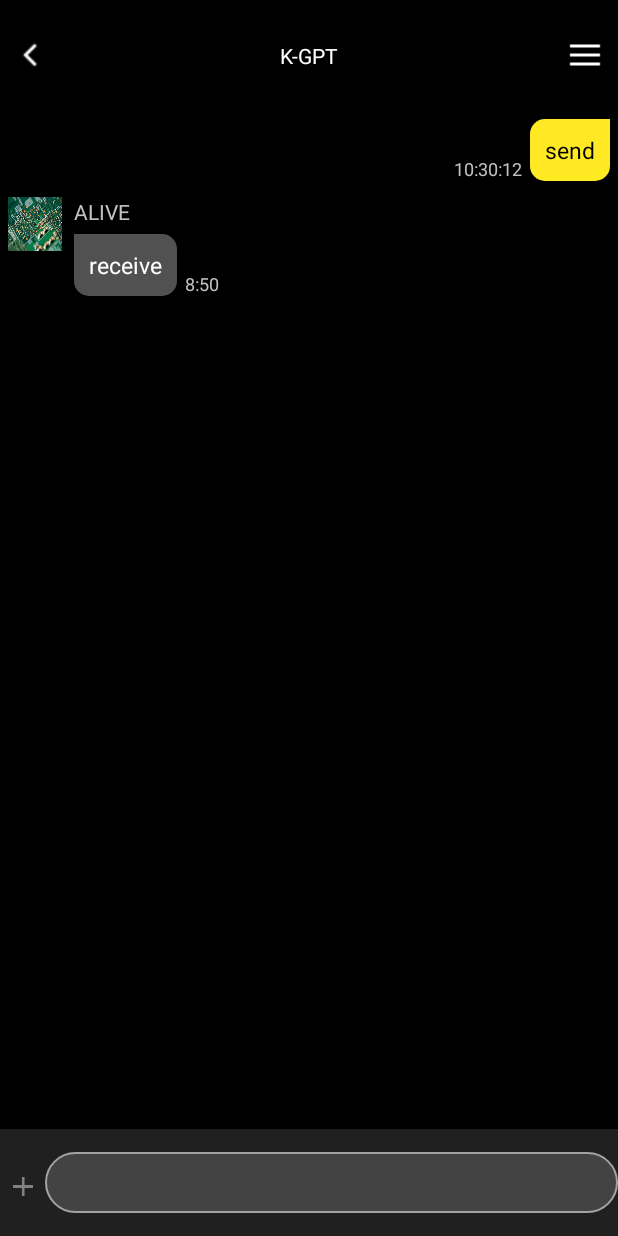
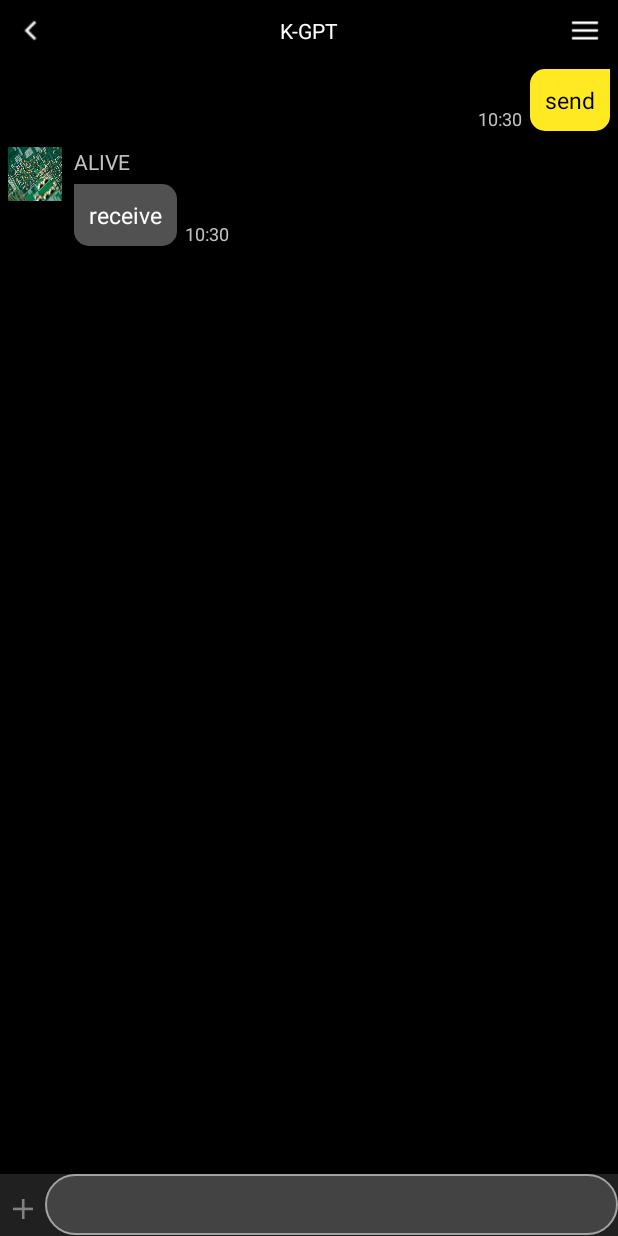
Before and after one commit to eogns47/ALIVE_FRONT, an Android app: the chatRoom screen opened directly, with no data from a screen before it, after a tap on an icon or button, on a phone screen of 412 x 824 dp. Run offline under Robolectric (Android 15) with nearby library versions, the phone set to English and light mode, and no system bars; 1 other tap on this screen came first.

Commit message:
resize chatroom

```diff
--- a/app/build.gradle
+++ b/app/build.gradle
@@ -4,6 +4,10 @@ plugins {
 }
 
 android {
+    aaptOptions {
+        noCompress 'mp4' //압축안하도록
+    }
+
     namespace 'com.example.alive'
     compileSdk 33
 
--- a/app/src/main/java/com/example/alive/chatRoom.kt
+++ b/app/src/main/java/com/example/alive/chatRoom.kt
@@ -41,7 +41,7 @@ class chatRoom : AppCompatActivity() {
 
     fun setTime(){
         val current = LocalDateTime.now()
-        val formatter = DateTimeFormatter.ofPattern("HH:mm:ss")
+        val formatter = DateTimeFormatter.ofPattern("HH:mm")
         time = current.format(formatter)
     }
     fun initBackBtn(){
@@ -62,7 +62,7 @@ class chatRoom : AppCompatActivity() {
 
     fun initReceive() {
         binding.menu.setOnClickListener {
-            data.add(Message(0, 0, 0, "receive", "8:50"))
+            data.add(Message(0, 0, 0, "receive", time))
             adapter.submitList(data)
             adapter.notifyDataSetChanged()
             binding.recyclerView.scrollToPosition(data.size-1)
--- a/app/src/main/res/layout/activity_chat_room.xml
+++ b/app/src/main/res/layout/activity_chat_room.xml
@@ -11,7 +11,7 @@
 
     <LinearLayout
         android:layout_width="match_parent"
-        android:layout_height="wrap_content"
+        android:layout_height="0dp"
         android:gravity="center"
         android:padding="10dp"
         android:layout_weight="1"
@@ -42,14 +42,14 @@
     <androidx.recyclerview.widget.RecyclerView
         android:id="@+id/recyclerView"
         android:layout_width="match_parent"
-        android:layout_height="wrap_content"
+        android:layout_height="0dp"
         android:layout_weight="18"
          />
 
     <LinearLayout
         android:layout_weight="1"
         android:layout_width="match_parent"
-        android:layout_height="wrap_content"
+        android:layout_height="0dp"
         android:background="@drawable/llbgrd"
         android:orientation="horizontal">
 
```
Also changed, not shown: 1 other file.
